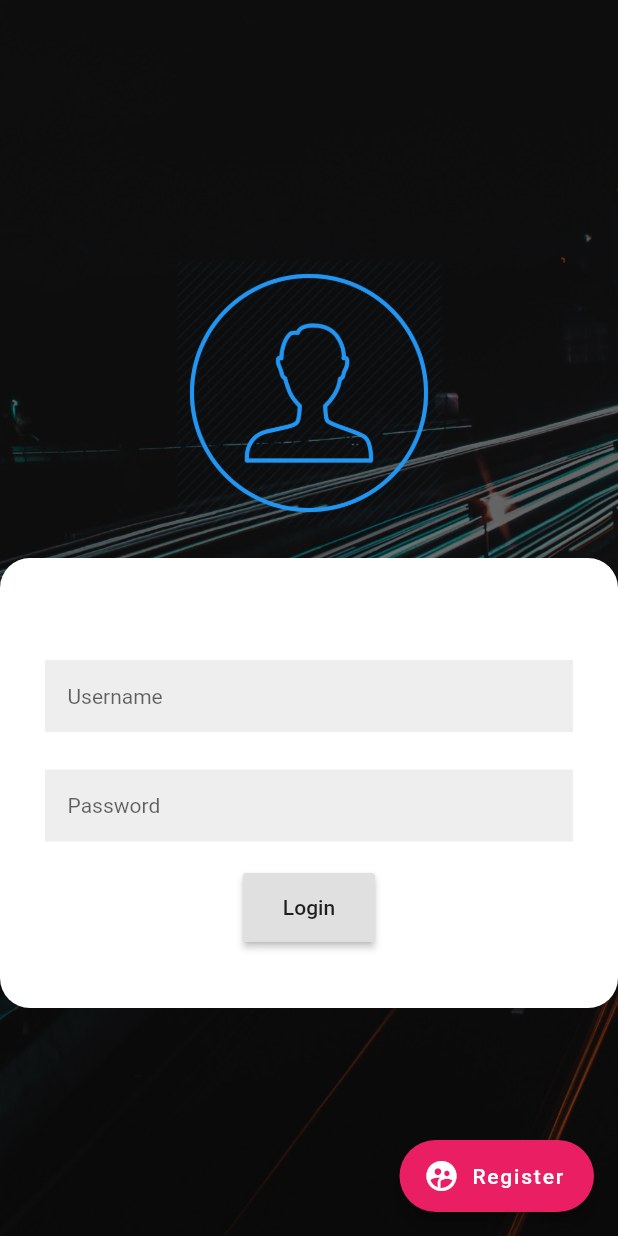
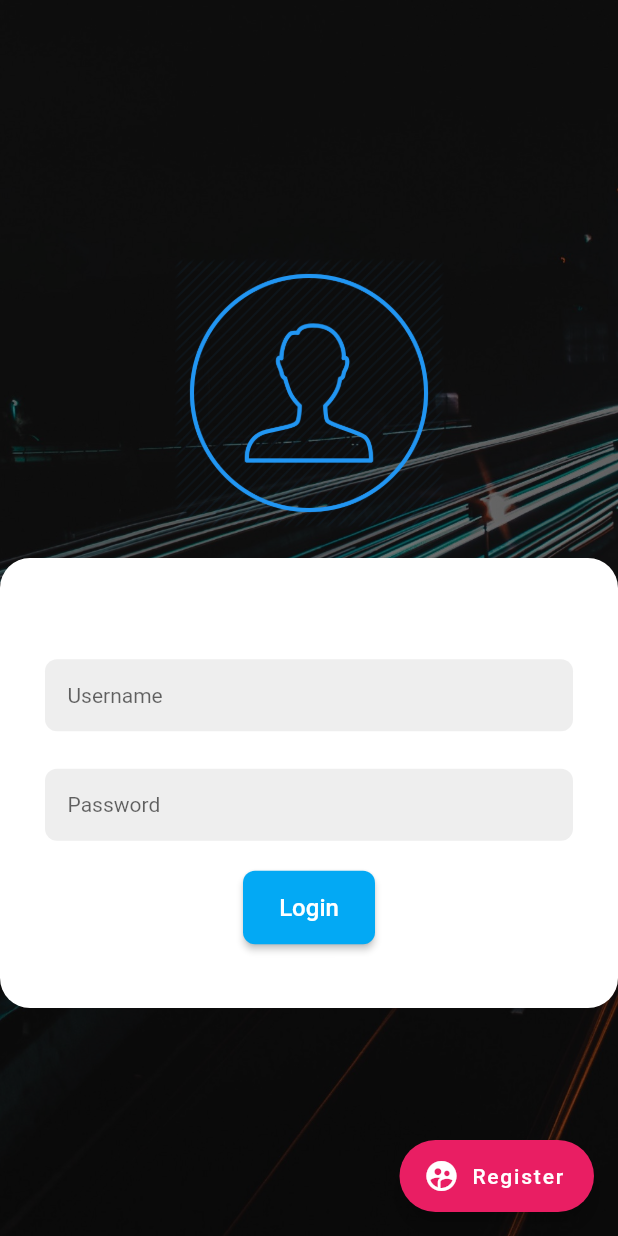
Before and after one commit to hvannak/customerportal, a Flutter app: the screen it shows after launch, on a phone screen of 412 x 824 dp. Run offline on Flutter 3.47's test engine with Material 2 defaults, Android fonts, the phone set to English and light mode, and no system bars; our stand-ins replace auto_size_text, camera, geolocator, google_maps_flutter, shared_preferences.

Commit message:
update interface

```diff
--- a/lib/main.dart
+++ b/lib/main.dart
@@ -58,26 +58,27 @@ class _MyHomePageState extends State<MyHomePage> {
   }
 
   fetchPost() async {
-    try{
+    try {
       var body = {'UserName': _username.text, 'Password': _password.text};
-      var respone = await _apiHelper.fetchPost('/api/ApplicationUser/Login', body).timeout(Duration(seconds: 20));
+      var respone = await _apiHelper
+          .fetchPost('/api/ApplicationUser/Login', body)
+          .timeout(Duration(seconds: 20));
       if (respone.statusCode == 200) {
         Map<String, dynamic> tokenget = jsonDecode(respone.body);
-        var response1 = await _apiHelper.fetchData1('/api/UserProfile',tokenget['token']);
+        var response1 =
+            await _apiHelper.fetchData1('/api/UserProfile', tokenget['token']);
         var jsonData = jsonDecode(response1.body);
         Userprofile profile = Userprofile.fromJson(jsonData);
         _setAppSetting(tokenget['token'], profile.fullName,
             profile.linkedCustomerID, profile.iD);
         Navigator.push(
             context, MaterialPageRoute(builder: (context) => MyDashboard()));
-      }
-      else{
+      } else {
         var jsonData = jsonDecode(respone.body)['message'];
         final snackBar = SnackBar(content: Text(jsonData));
         _globalKey.currentState.showSnackBar(snackBar);
       }
-    }
-    catch(e){
+    } catch (e) {
       final snackBar = SnackBar(content: Text('Cannot connect to host'));
       _globalKey.currentState.showSnackBar(snackBar);
     }
@@ -171,8 +172,14 @@ class _MyHomePageState extends State<MyHomePage> {
                                     style: TextStyle(fontSize: 14.0),
                                     decoration: InputDecoration(
                                       hintText: "Username",
-                                      border: InputBorder.none,
                                       filled: true,
+                                      border: OutlineInputBorder(
+                                          borderRadius:
+                                              BorderRadius.circular(8),
+                                          borderSide: BorderSide(
+                                            width: 0,
+                                            style: BorderStyle.none,
+                                          )),
                                       fillColor: Colors.grey[200],
                                       contentPadding: EdgeInsets.all(15.0),
                                     ),
@@ -187,8 +194,13 @@ class _MyHomePageState extends State<MyHomePage> {
                                 style: TextStyle(fontSize: 14.0),
                                 decoration: InputDecoration(
                                     hintText: "Password",
-                                    border: InputBorder.none,
                                     filled: true,
+                                    border: OutlineInputBorder(
+                                        borderRadius: BorderRadius.circular(8),
+                                        borderSide: BorderSide(
+                                          width: 0,
+                                          style: BorderStyle.none,
+                                        )),
                                     fillColor: Colors.grey[200],
                                     contentPadding: EdgeInsets.all(15.0)),
                               ),
@@ -201,6 +213,11 @@ class _MyHomePageState extends State<MyHomePage> {
                                         child: RaisedButton(
                                           padding: EdgeInsets.symmetric(
                                               vertical: 15.0),
+                                          shape: new RoundedRectangleBorder(
+                                            borderRadius:
+                                                new BorderRadius.circular(8.0),
+                                          ),
+                                          color: Colors.lightBlue,
                                           onPressed: () {
                                             if (_formKey.currentState
                                                 .validate()) {
@@ -209,7 +226,7 @@ class _MyHomePageState extends State<MyHomePage> {
                                           },
                                           child: Text(
                                             'Login',
-                                            style: TextStyle(fontSize: 14.0),
+                                            style: TextStyle(fontSize: 16.0, color: Colors.white),
                                           ),
                                         ),
                                       ),
--- a/lib/payment.dart
+++ b/lib/payment.dart
@@ -145,9 +145,11 @@ class _PaymentState extends State<Payment> {
                                         child: RaisedButton(
                                           padding: EdgeInsets.symmetric(
                                               vertical: 15.0),
+                                          color: Colors.lightBlue,
                                           shape: new RoundedRectangleBorder(
                                             borderRadius:
                                                 new BorderRadius.circular(8.0),
+
                                           ),
                                           onPressed: () {
                                             if (_formKey.currentState
@@ -161,7 +163,7 @@ class _PaymentState extends State<Payment> {
                                           },
                                           child: Text(
                                             'View',
-                                            style: TextStyle(fontSize: 14.0),
+                                            style: TextStyle(fontSize: 16.0, color: Colors.white),
                                           ),
                                         ),
                                       )
--- a/lib/register.dart
+++ b/lib/register.dart
@@ -263,6 +263,7 @@ class _RegisterState extends State<Register> {
                                         child: RaisedButton(
                                           padding: EdgeInsets.symmetric(
                                               vertical: 15.0),
+                                          color: Colors.lightBlue,
                                           shape: new RoundedRectangleBorder(
                                             borderRadius:
                                                 new BorderRadius.circular(8.0),
@@ -275,7 +276,7 @@ class _RegisterState extends State<Register> {
                                           },
                                           child: Text(
                                             'Register',
-                                            style: TextStyle(fontSize: 14.0),
+                                            style: TextStyle(fontSize: 16.0 , color: Colors.white),
                                           ),
                                         ),
                                       )
```
Also changed, not shown: lib/addsaleorder.dart (+43 -6 lines).
